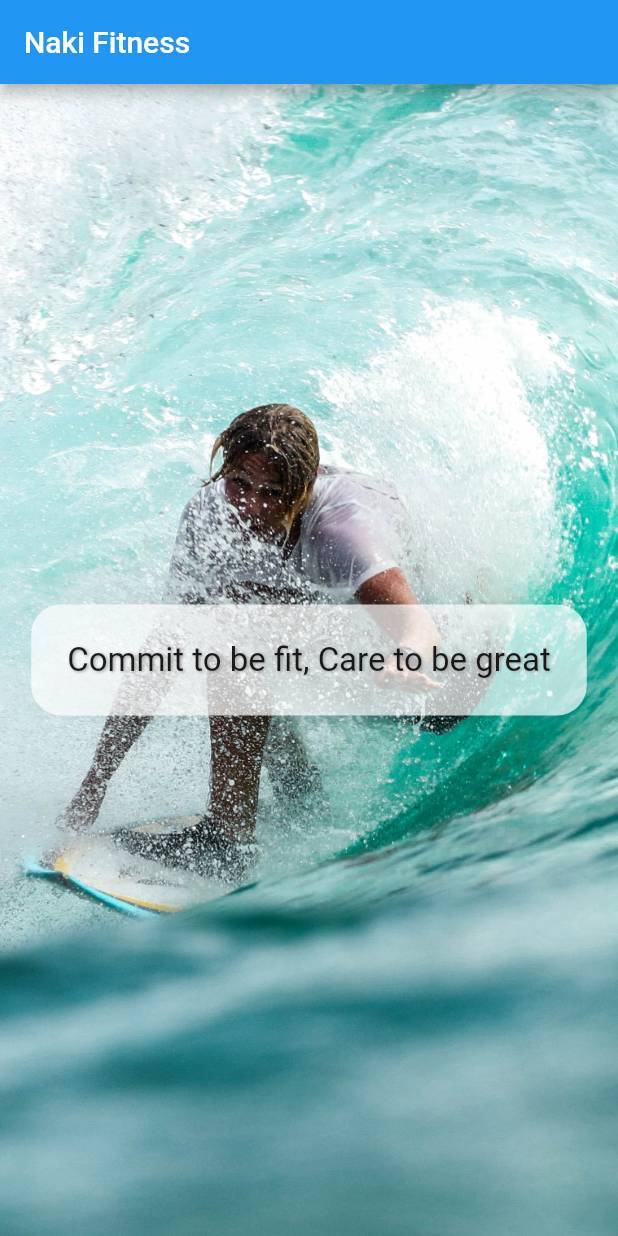
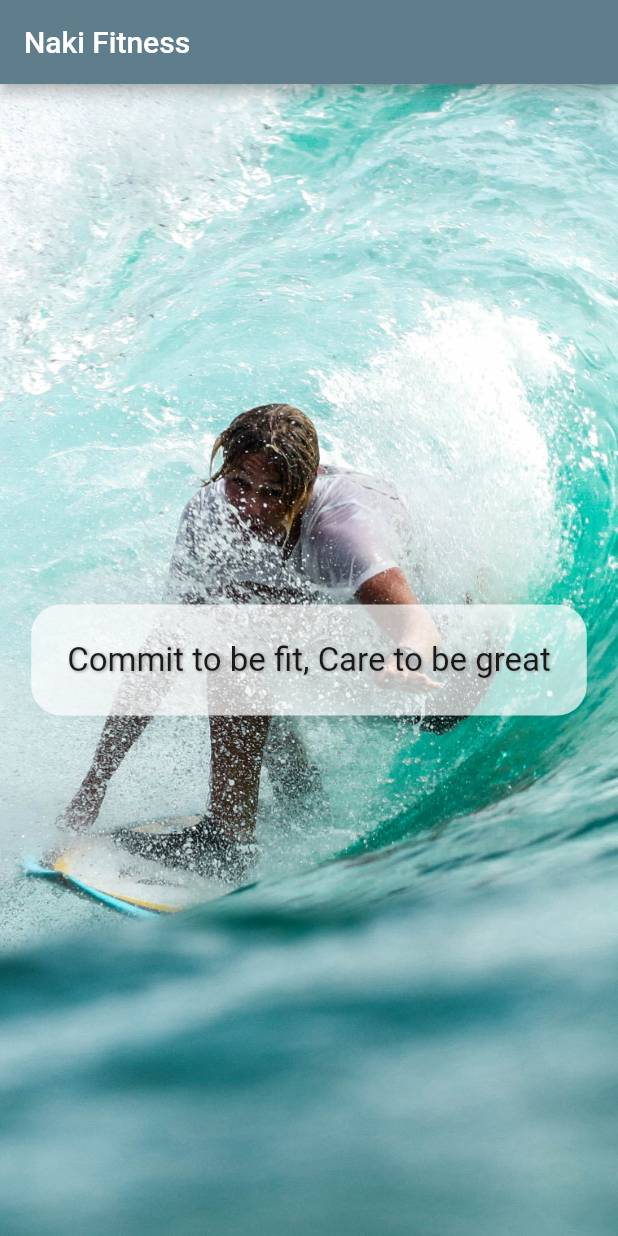
Before and after one commit to MillieNakiganda/FlutterSampleApp, a Flutter app: the screen it shows after launch, on a phone screen of 412 x 824 dp. Run offline on Flutter 3.47's test engine with Material 2 defaults, Android fonts, the phone set to English and light mode, and no system bars.

Commit message:
ch (refactor): make every screen a file

```diff
--- a/lib/main.dart
+++ b/lib/main.dart
@@ -1,4 +1,5 @@
 import 'package:flutter/material.dart';
+import 'package:flutter_sample/screens/intro_screen.dart';
 
 void main() {
   runApp(const MyApp());
@@ -10,32 +11,7 @@ class MyApp extends StatelessWidget {
   @override
   Widget build(BuildContext context) {
     return MaterialApp(
-      home: Scaffold(
-        appBar: AppBar(title: const Text('Naki Fitness')),
-        body: Container(
-            decoration: const BoxDecoration(
-                image: DecorationImage(
-              image: AssetImage('assets/beach.jpg'),
-              fit: BoxFit.cover,
-            )),
-            child: Center(
-                child: Container(
-                    padding: const EdgeInsets.all(24),
-                    decoration: const BoxDecoration(
-                      borderRadius: BorderRadius.all(Radius.circular(20)),
-                      color: Colors.white70,
-                    ),
-                    child: const Text(
-                      'Commit to be fit, Care to be great',
-                      textAlign: TextAlign.center,
-                      style: TextStyle(fontSize: 22, shadows: [
-                        Shadow(
-                            offset: Offset(1.0, 1.0),
-                            blurRadius: 2.0,
-                            color: Colors.grey)
-                      ]),
-                    )))),
-      ),
-    );
+        theme: ThemeData(primarySwatch: Colors.blueGrey),
+        home: const IntroScreen());
   }
 }
--- /dev/null
+++ b/lib/screens/intro_screen.dart
@@ -0,0 +1,35 @@
+import 'package:flutter/material.dart';
+
+class IntroScreen extends StatelessWidget {
+  const IntroScreen({Key? key}) : super(key: key);
+
+  @override
+  Widget build(BuildContext context) {
+    return Scaffold(
+      appBar: AppBar(title: const Text('Naki Fitness')),
+      body: Container(
+          decoration: const BoxDecoration(
+              image: DecorationImage(
+            image: AssetImage('assets/beach.jpg'),
+            fit: BoxFit.cover,
+          )),
+          child: Center(
+              child: Container(
+                  padding: const EdgeInsets.all(24),
+                  decoration: const BoxDecoration(
+                    borderRadius: BorderRadius.all(Radius.circular(20)),
+                    color: Colors.white70,
+                  ),
+                  child: const Text(
+                    'Commit to be fit, Care to be great',
+                    textAlign: TextAlign.center,
+                    style: TextStyle(fontSize: 22, shadows: [
+                      Shadow(
+                          offset: Offset(1.0, 1.0),
+                          blurRadius: 2.0,
+                          color: Colors.grey)
+                    ]),
+                  )))),
+    );
+  }
+}
```
